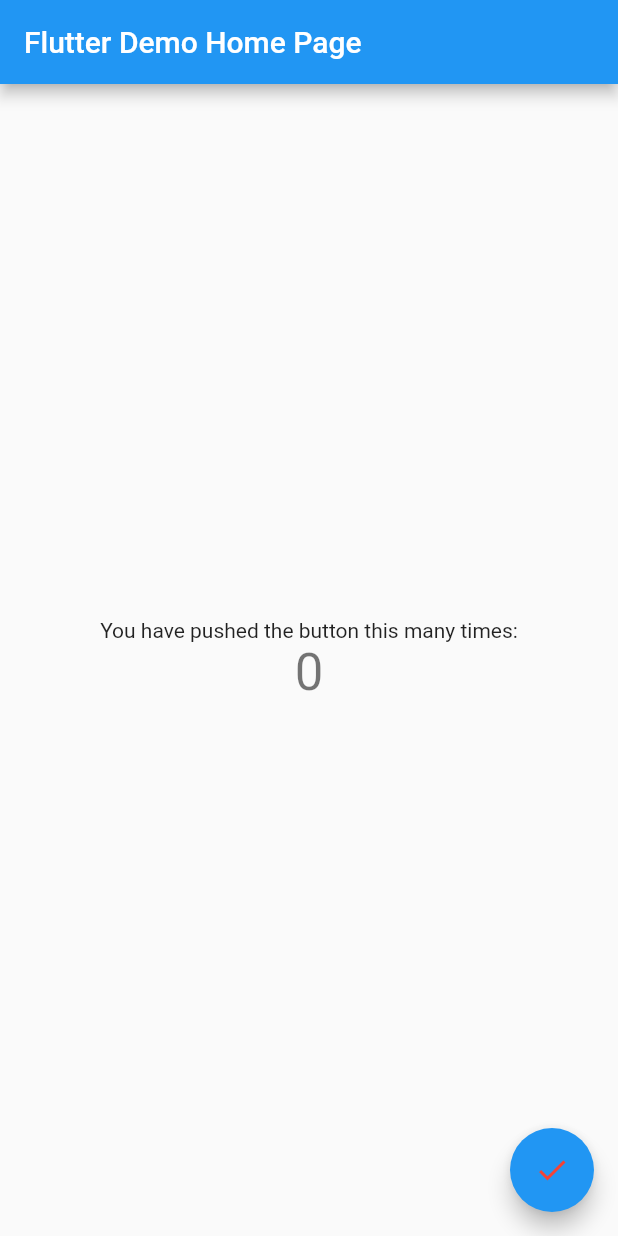
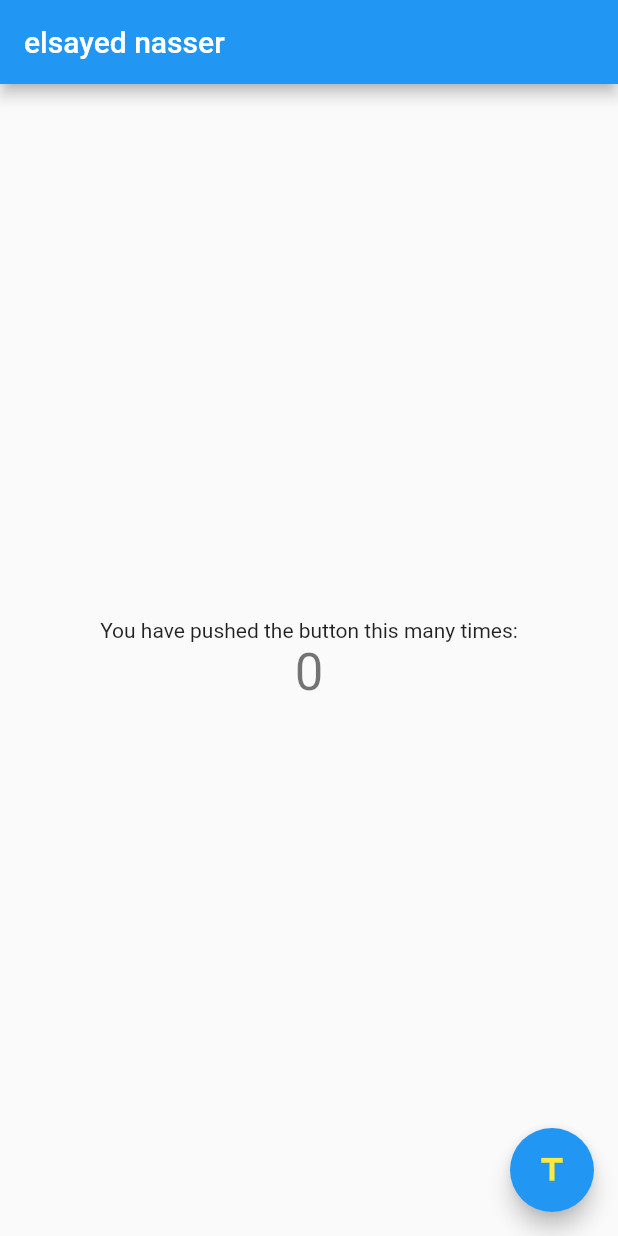
Before and after one commit to Elsayed87/github_test, a Flutter app: the screen it shows after launch, on a phone screen of 412 x 824 dp. Run offline on Flutter 3.47's test engine with Material 2 defaults, Android fonts, the phone set to English and light mode, and no system bars.

```diff
--- a/lib/main.dart
+++ b/lib/main.dart
@@ -24,7 +24,7 @@ class MyApp extends StatelessWidget {
         // is not restarted.
         primarySwatch: Colors.blue,
       ),
-      home: const MyHomePage(title: 'Flutter Demo Home Page'),
+      home: const MyHomePage(title: 'elsayed nasser'),
     );
   }
 }
@@ -108,7 +108,7 @@ class _MyHomePageState extends State<MyHomePage> {
       floatingActionButton: FloatingActionButton(
         onPressed: _incrementCounter,
         tooltip: 'Increment',
-        child: const Icon(Icons.done,color:Colors.red),
+        child: const Icon(Icons.title,color:Colors.yellow),
       ), // This trailing comma makes auto-formatting nicer for build methods.
     );
   }
```
Also changed, not shown: lib/task_sayed.dart (added, +12 -0 lines).
